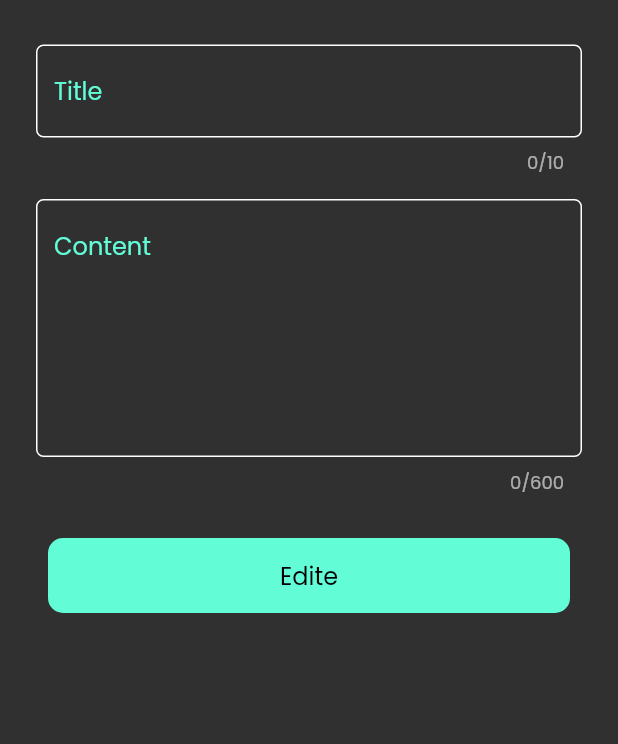
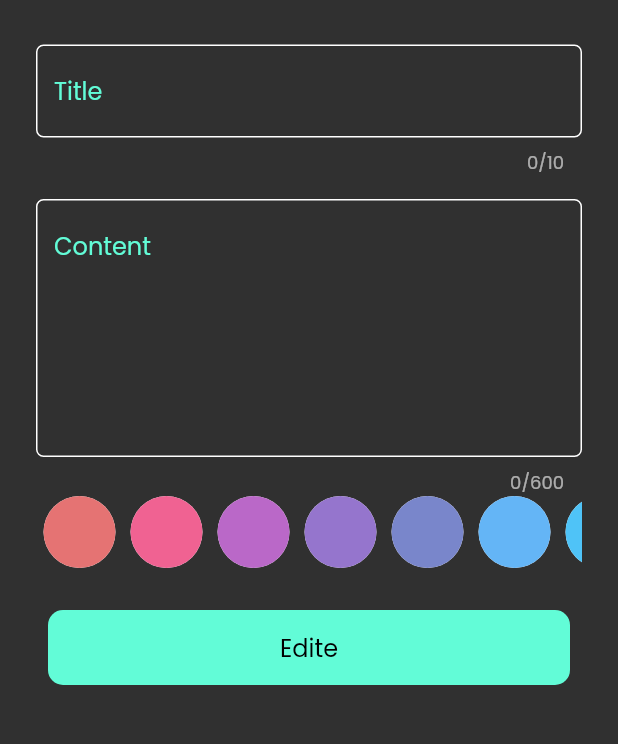
Before and after one commit to ZooZM/Note_App, a Flutter app: the Edite_Note_page screen opened directly with empty values, on a phone screen of 412 x 824 dp, the part 134-878 px from its top. Run offline on Flutter 3.47's test engine with Material 2 defaults, Android fonts, the phone set to English and light mode, and no system bars; our stand-ins replace bloc, flutter_bloc, hive, hive_flutter; accounts and stored records are empty.

Commit message:
add edit color list

```diff
--- a/lib/widgets/Edite_Note_Body.dart
+++ b/lib/widgets/Edite_Note_Body.dart
@@ -4,10 +4,11 @@ import 'package:nots_app/Models/Note_Model.dart';
 import 'package:nots_app/cubit/notes_cubit/notes_cubit.dart';
 import 'package:nots_app/widgets/CustomBottom.dart';
 import 'package:nots_app/widgets/Custom_TextField.dart';
+import 'package:nots_app/widgets/edite_color_Listview.dart';
 
 class EditeNoteBody extends StatefulWidget {
-   EditeNoteBody({super.key, required this.note});
-   NoteModel note;
+  const EditeNoteBody({super.key, required this.note});
+  final NoteModel note;
   @override
   State<EditeNoteBody> createState() => _EditeNoteBodyState();
 }
@@ -51,6 +52,7 @@ class _EditeNoteBodyState extends State<EditeNoteBody> {
             maxlines: 6,
             maxlength: 600,
           ),
+          EditeColorListview(note: widget.note),
           const SizedBox(height: 20,),
           CustomBottom(text: 'Edite',ontap: () {
             widget.note.title = title?? widget.note.title;
--- a/lib/widgets/addnoteform.dart
+++ b/lib/widgets/addnoteform.dart
@@ -1,7 +1,6 @@
 import 'package:flutter/material.dart';
 import 'package:flutter_bloc/flutter_bloc.dart';
 import 'package:intl/intl.dart';
-import 'package:nots_app/Constns.dart';
 import 'package:nots_app/Models/Note_Model.dart';
 import 'package:nots_app/cubit/add_cubit/add_notes_cubit.dart';
 import 'package:nots_app/cubit/notes_cubit/notes_cubit.dart';
@@ -49,7 +48,7 @@ class _addnoteformState extends State<addnoteform> {
                   subtitle = p0;
                 },
               ),
-              ColorsListview(),
+              const ColorsListview(),
               const SizedBox(
                 height: 25,
               ),
--- /dev/null
+++ b/lib/widgets/edite_color_Listview.dart
@@ -0,0 +1,45 @@
+
+
+import 'package:flutter/material.dart';
+import 'package:nots_app/Constns.dart';
+import 'package:nots_app/Models/Note_Model.dart';
+import 'package:nots_app/widgets/Colors_Listview.dart';
+
+class EditeColorListview extends StatefulWidget {
+  const EditeColorListview({super.key,required this.note});
+  final NoteModel note;
+  @override
+  State<EditeColorListview> createState() => _EditeColorListviewState();
+}
+
+class _EditeColorListviewState extends State<EditeColorListview> {
+  late int cout;
+
+  @override
+  void initState() {
+    cout=kColors.indexOf(Color(widget.note.color));
+    super.initState();
+  }
+
+
+  @override
+  Widget build(BuildContext context) {
+    return SizedBox(
+      height: 48,
+      child: ListView.builder(
+        itemCount:kColors.length,
+        scrollDirection: Axis.horizontal,
+        itemBuilder: (context, index) {
+          return GestureDetector(
+            onTap: () {
+              cout = index;
+              widget.note.color = kColors[index].value;
+              setState(() {});
+            },
+            child: Circle_Color(ischecked: cout == index, color: kColors[index] ,)
+            );
+        },
+      ),
+    );
+  }
+}
```
